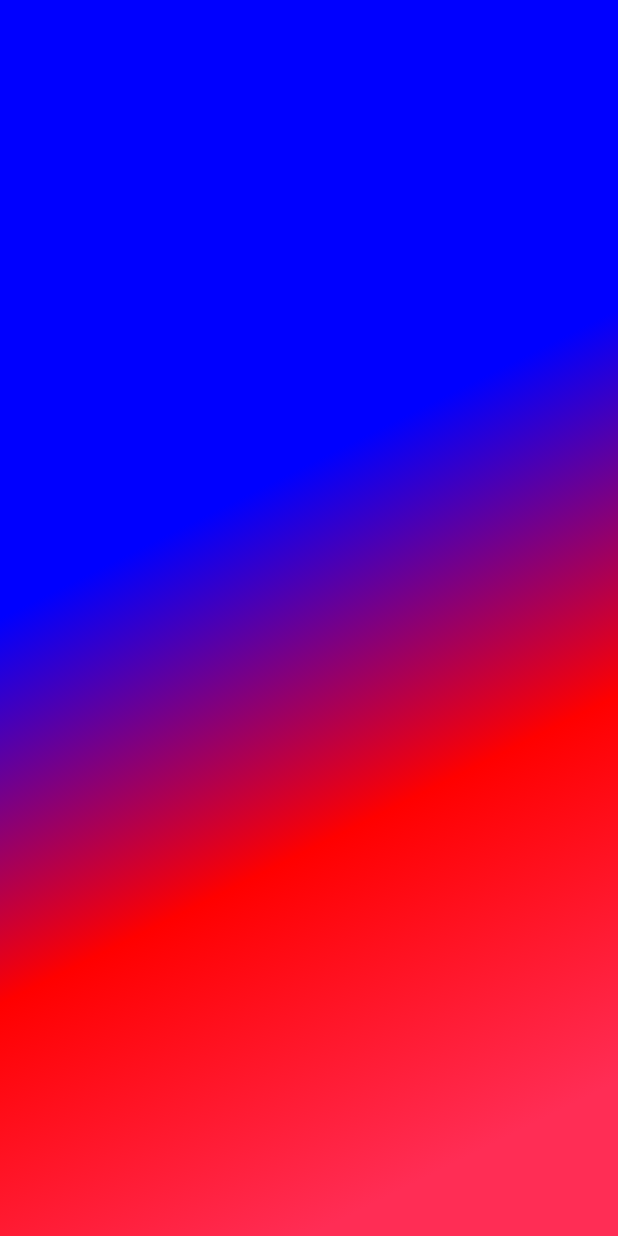
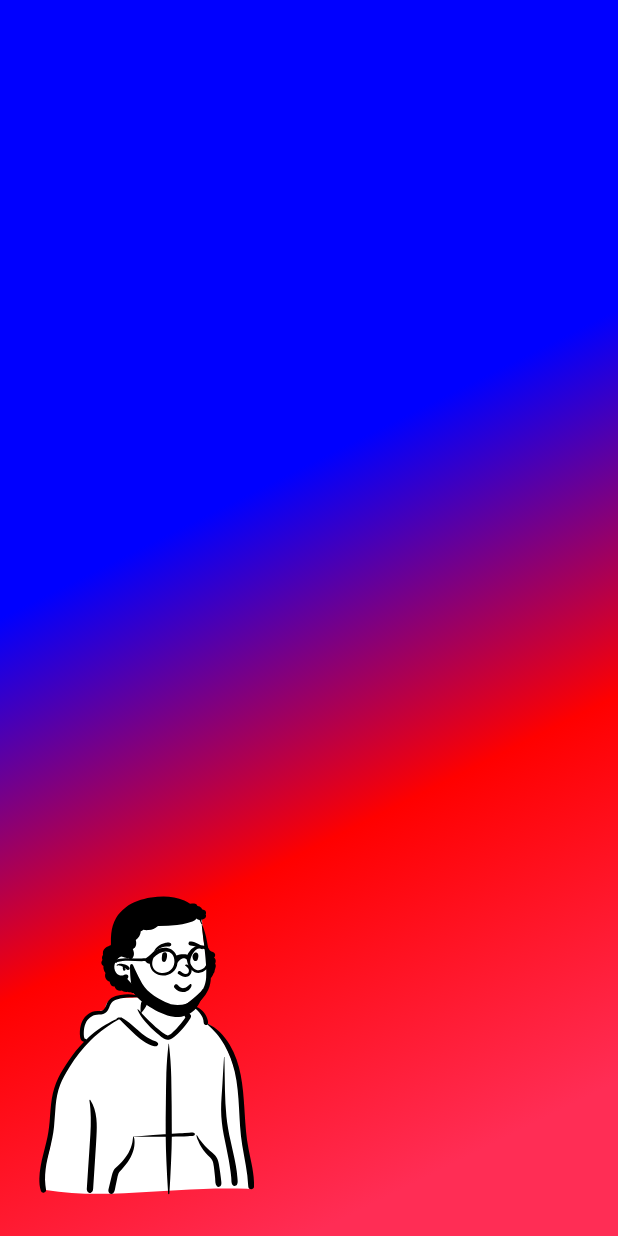
Before and after one commit to lukailun/Jetpack-Compose-Resume, an Android app built with Jetpack Compose: the @Preview function DefaultPreview, on a phone screen of 412 x 824 dp. Run offline under Robolectric (Android 15) with nearby library versions, the phone set to English and light mode, and no system bars.

Commit message:
feat: add me svg

```diff
--- a/app/src/main/java/com/lukailun/resume/screens/home/HomeView.kt
+++ b/app/src/main/java/com/lukailun/resume/screens/home/HomeView.kt
@@ -1,5 +1,6 @@
 package com.lukailun.resume.screens.home
 
+import androidx.compose.foundation.Image
 import androidx.compose.foundation.background
 import androidx.compose.foundation.layout.*
 import androidx.compose.runtime.*
@@ -8,10 +9,14 @@ import androidx.compose.ui.geometry.Offset
 import androidx.compose.ui.geometry.Size
 import androidx.compose.ui.graphics.Brush
 import androidx.compose.ui.graphics.Color
+import androidx.compose.ui.layout.ContentScale
 import androidx.compose.ui.layout.onGloballyPositioned
 import androidx.compose.ui.platform.LocalContext
+import androidx.compose.ui.res.painterResource
 import androidx.compose.ui.tooling.preview.Preview
+import androidx.compose.ui.unit.dp
 import androidx.compose.ui.unit.toSize
+import com.lukailun.resume.R
 import com.lukailun.resume.extensions.Pink
 import com.lukailun.resume.ui.theme.ResumeTheme
 
@@ -34,7 +39,17 @@ fun HomeView() {
                 ),
             ),
     ) {
-
+        Column(modifier = Modifier.fillMaxSize()) {
+            Spacer(modifier = Modifier.weight(1F))
+            Row {
+                Image(
+                    painter = painterResource(id = R.drawable.me),
+                    contentDescription = null,
+                    contentScale = ContentScale.Fit,
+                    modifier = Modifier.width(200.dp),
+                )
+            }
+        }
     }
 }
 
```
